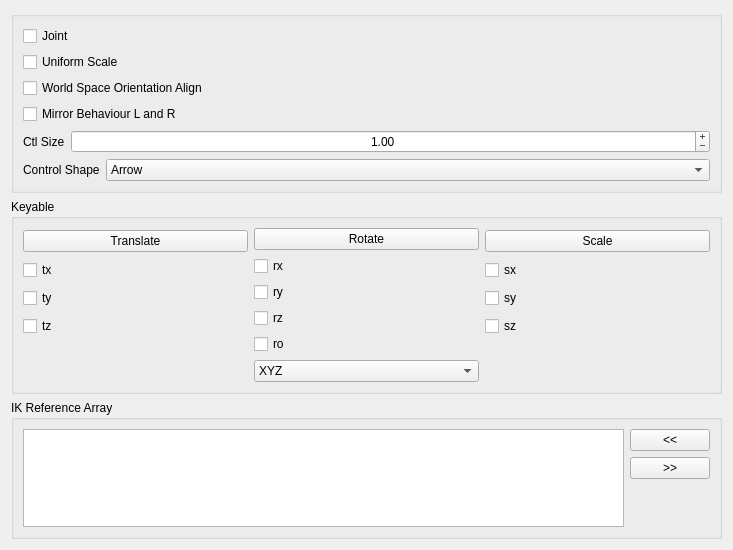
First picture: the form in release/scripts/mgear/shifter_epic_components/EPIC_control_01/settingsUI.ui, repository mgear-dev/mgear4, before the edit.
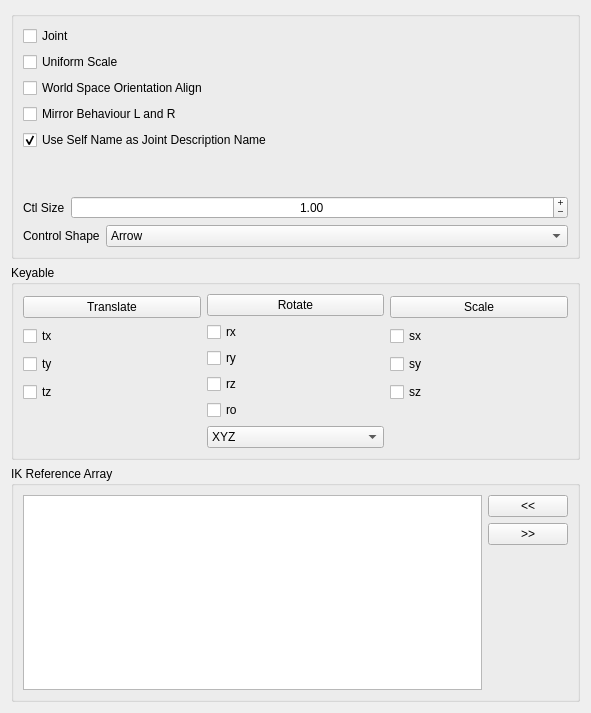
Second picture: the form after the edit.

Commit message: EPIC Components adding support for custom name description Closes #239

What changed in the file:
```diff
--- a/release/scripts/mgear/shifter_epic_components/EPIC_control_01/settingsUI.ui
+++ b/release/scripts/mgear/shifter_epic_components/EPIC_control_01/settingsUI.ui
@@ -6,8 +6,8 @@
    <rect>
     <x>0</x>
     <y>0</y>
-    <width>733</width>
-    <height>550</height>
+    <width>591</width>
+    <height>713</height>
    </rect>
   </property>
   <property name="windowTitle">
@@ -56,6 +56,32 @@
           </property>
          </widget>
         </item>
+        <item>
+         <widget class="QCheckBox" name="descriptionName_checkBox">
+          <property name="toolTip">
+           <string>&lt;html&gt;&lt;head/&gt;&lt;body&gt;&lt;p&gt;If checked will use the component name as description name for joints. This is ideal for the default EPIC naming system.&lt;br/&gt;If we are using default mGear's naming system, is recommended to uncheck this option to avoid repetition in the names.&lt;/p&gt;&lt;/body&gt;&lt;/html&gt;</string>
+          </property>
+          <property name="text">
+           <string notr="true">Use Self Name as Joint Description Name</string>
+          </property>
+          <property name="checked">
+           <bool>true</bool>
+          </property>
+         </widget>
+        </item>
+        <item>
+         <spacer name="verticalSpacer_3">
+          <property name="orientation">
+           <enum>Qt::Vertical</enum>
+          </property>
+          <property name="sizeHint" stdset="0">
+           <size>
+            <width>20</width>
+            <height>40</height>
+           </size>
+          </property>
+         </spacer>
+        </item>
         <item>
          <layout class="QHBoxLayout" name="horizontalLayout_3">
           <item>
```
The commit also changes 15 other files.
